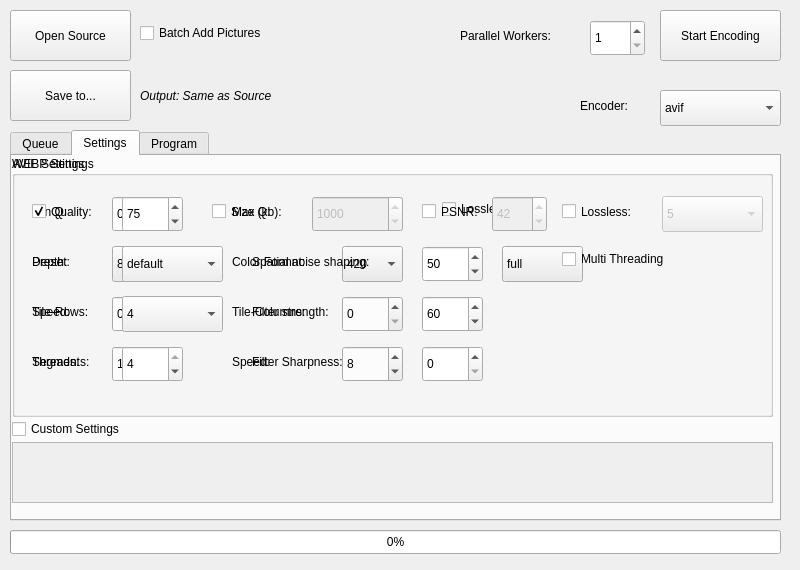
Before: the Qt Designer form MegaPixel-Qt/form.ui in Alkl58/MegaPixel-Qt, drawn with Qt 5.
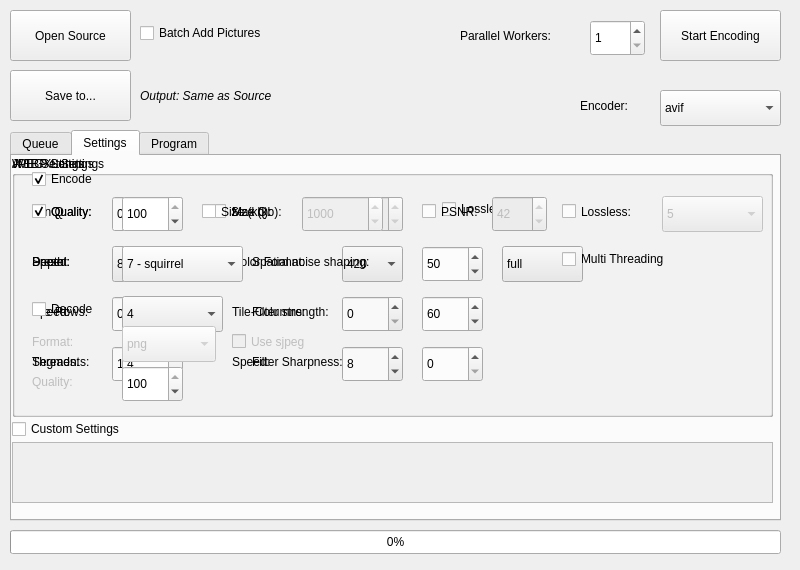
After: the same form once the commit is applied. The open tabs and pages were chosen to show the change.

What changed in the file:
```diff
--- a/MegaPixel-Qt/form.ui
+++ b/MegaPixel-Qt/form.ui
@@ -927,6 +927,297 @@
       </property>
      </widget>
     </widget>
+    <widget class="QGroupBox" name="groupBoxJpegXl">
+     <property name="geometry">
+      <rect>
+       <x>0</x>
+       <y>0</y>
+       <width>761</width>
+       <height>261</height>
+      </rect>
+     </property>
+     <property name="toolTip">
+      <string>100 = mathematically lossless. Default for already-lossy input (JPEG/GIF).</string>
+     </property>
+     <property name="title">
+      <string>JPEGXL Settings</string>
+     </property>
+     <widget class="QSpinBox" name="spinBoxJpegXlQ">
+      <property name="geometry">
+       <rect>
+        <x>110</x>
+        <y>40</y>
+        <width>61</width>
+        <height>36</height>
+       </rect>
+      </property>
+      <property name="maximum">
+       <number>100</number>
+      </property>
+      <property name="value">
+       <number>100</number>
+      </property>
+     </widget>
+     <widget class="QLabel" name="labelJpegXlSpeed">
+      <property name="geometry">
+       <rect>
+        <x>20</x>
+        <y>90</y>
+        <width>97</width>
+        <height>31</height>
+       </rect>
+      </property>
+      <property name="text">
+       <string>Speed:</string>
+      </property>
+     </widget>
+     <widget class="QComboBox" name="comboBoxJpegXlSpeed">
+      <property name="geometry">
+       <rect>
+        <x>110</x>
+        <y>90</y>
+        <width>121</width>
+        <height>36</height>
+       </rect>
+      </property>
+      <property name="currentIndex">
+       <number>4</number>
+      </property>
+      <item>
+       <property name="text">
+        <string>3 - falcon</string>
+       </property>
+      </item>
+      <item>
+       <property name="text">
+        <string>4 - cheetah</string>
+       </property>
+      </item>
+      <item>
+       <property name="text">
+        <string>5 - hare</string>
+       </property>
+      </item>
+      <item>
+       <property name="text">
+        <string>6 - wombat</string>
+       </property>
+      </item>
+      <item>
+       <property name="text">
+        <string>7 - squirrel</string>
+       </property>
+      </item>
+      <item>
+       <property name="text">
+        <string>8 - kitten</string>
+       </property>
+      </item>
+      <item>
+       <property name="text">
+        <string>9 - tortoise</string>
+       </property>
+      </item>
+     </widget>
+     <widget class="QCheckBox" name="checkBoxJpegXlQ">
+      <property name="geometry">
+       <rect>
+        <x>20</x>
+        <y>40</y>
+        <width>97</width>
+        <height>31</height>
+       </rect>
+      </property>
+      <property name="text">
+       <string>Quality:</string>
+      </property>
+      <property name="checked">
+       <bool>true</bool>
+      </property>
+     </widget>
+     <widget class="QCheckBox" name="checkBoxJpegXlSize">
+      <property name="enabled">
+       <bool>true</bool>
+      </property>
+      <property name="geometry">
+       <rect>
+        <x>190</x>
+        <y>40</y>
+        <width>97</width>
+        <height>31</height>
+       </rect>
+      </property>
+      <property name="text">
+       <string>Size (kb):</string>
+      </property>
+      <property name="checked">
+       <bool>false</bool>
+      </property>
+     </widget>
+     <widget class="QSpinBox" name="spinBoxJpegXlSize">
+      <property name="enabled">
+       <bool>false</bool>
+      </property>
+      <property name="geometry">
+       <rect>
+        <x>290</x>
+        <y>40</y>
+        <width>81</width>
+        <height>36</height>
+       </rect>
+      </property>
+      <property name="minimum">
+       <number>1</number>
+      </property>
+      <property name="maximum">
+       <number>100000</number>
+      </property>
+      <property name="singleStep">
+       <number>100</number>
+      </property>
+      <property name="value">
+       <number>1000</number>
+      </property>
+     </widget>
+     <widget class="QCheckBox" name="checkBoxJpegXlEncode">
+      <property name="geometry">
+       <rect>
+        <x>20</x>
+        <y>10</y>
+        <width>97</width>
+        <height>26</height>
+       </rect>
+      </property>
+      <property name="text">
+       <string>Encode</string>
+      </property>
+      <property name="checked">
+       <bool>true</bool>
+      </property>
+     </widget>
+     <widget class="QCheckBox" name="checkBoxJpegXlDecode">
+      <property name="enabled">
+       <bool>true</bool>
+      </property>
+      <property name="geometry">
+       <rect>
+        <x>20</x>
+        <y>140</y>
+        <width>97</width>
+        <height>26</height>
+       </rect>
+      </property>
+      <property name="text">
+       <string>Decode</string>
+      </property>
+      <property name="checked">
+       <bool>false</bool>
+      </property>
+     </widget>
+     <widget class="QLabel" name="labelJpegXlDecodeFormat">
+      <property name="enabled">
+       <bool>false</bool>
+      </property>
+      <property name="geometry">
+       <rect>
+        <x>20</x>
+        <y>170</y>
+        <width>67</width>
+        <height>31</height>
+       </rect>
+      </property>
+      <property name="text">
+       <string>Format:</string>
+      </property>
+     </widget>
+     <widget class="QComboBox" name="comboBoxJpegXlDecodeFormat">
+      <property name="enabled">
+       <bool>false</bool>
+      </property>
+      <property name="geometry">
+       <rect>
+        <x>110</x>
+        <y>170</y>
+        <width>94</width>
+        <height>36</height>
+       </rect>
+      </property>
+      <item>
+       <property name="text">
+        <string>png</string>
+       </property>
+      </item>
+      <item>
+       <property name="text">
+        <string>jpg</string>
+       </property>
+      </item>
+      <item>
+       <property name="text">
+        <string>ppm</string>
+       </property>
+      </item>
+      <item>
+       <property name="text">
+        <string>pfm</string>
+       </property>
+      </item>
+     </widget>
+     <widget class="QCheckBox" name="checkBoxJpegXlDecodesjpeg">
+      <property name="enabled">
+       <bool>false</bool>
+      </property>
+      <property name="geometry">
+       <rect>
+        <x>220</x>
+        <y>170</y>
+        <width>97</width>
+        <height>31</height>
+       </rect>
+      </property>
+      <property name="text">
+       <string>Use sjpeg</string>
+      </property>
+     </widget>
+     <widget class="QLabel" name="labelJpegXlDecodeQuality">
+      <property name="enabled">
+       <bool>false</bool>
+      </property>
+      <property name="geometry">
+       <rect>
+        <x>20</x>
+        <y>210</y>
+        <width>67</width>
+        <height>31</height>
+       </rect>
+      </property>
+      <property name="text">
+       <string>Quality:</string>
+      </property>
+     </widget>
+     <widget class="QSpinBox" name="spinBoxJpegXlDecodeQ">
+      <property name="geometry">
+       <rect>
+        <x>110</x>
+        <y>210</y>
+        <width>61</width>
+        <height>36</height>
+       </rect>
+      </property>
+      <property name="minimum">
+       <number>1</number>
+      </property>
+      <property name="maximum">
+       <number>100</number>
+      </property>
+      <property name="singleStep">
+       <number>1</number>
+      </property>
+      <property name="value">
+       <number>100</number>
+      </property>
+     </widget>
+    </widget>
    </widget>
    <widget class="QWidget" name="tab_3">
     <attribute name="title">
```
Left out of the diff: 10 changed lines with no effect on the pictures.
